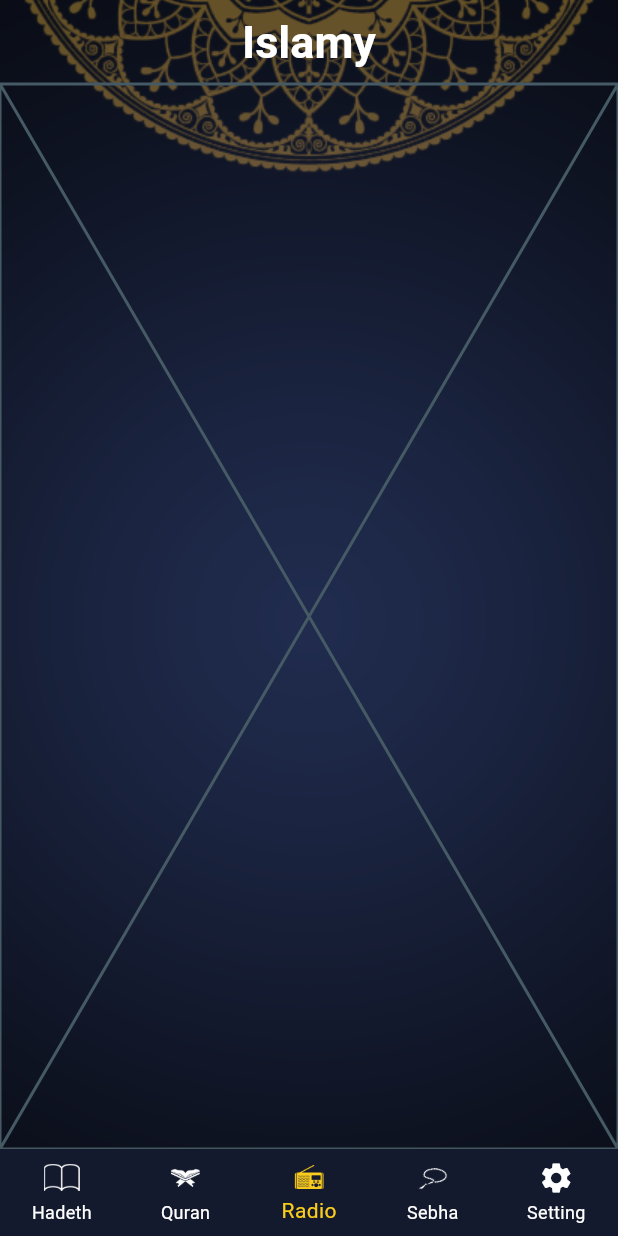
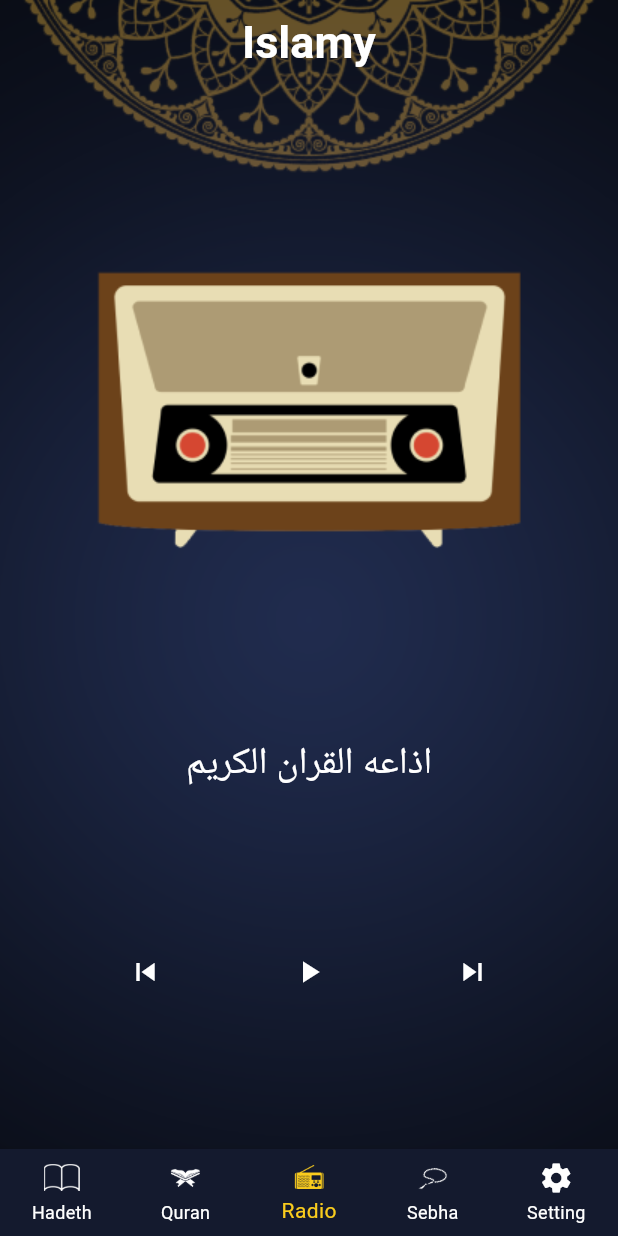
Before and after one commit to samaelshazly/islamy_app, a Flutter app: the screen it shows after launch, item 3 of the bottom bar chosen, on a phone screen of 412 x 824 dp. Run offline on Flutter 3.47's test engine with Material 3 defaults, Android fonts, the phone set to English and light mode, and no system bars; generated files the repository leaves out were written again.

Commit message:
sebha and radio done

```diff
--- a/lib/common/image.dart
+++ b/lib/common/image.dart
@@ -7,4 +7,9 @@ class AppsImage {
   static String bg = 'assets/images/default_bg.png';
    static String quranHeaderIcn= 'assets/images/quran_header_icn.png';
      static String hadithheader = 'assets/images/hadith_header.png';
+static String bodysebhadark = 'assets/sebha/body of seb7a.png';
+static String bodysebhalight = 'assets/sebha/body of seb7a-1.png';
+static String headsebhalight = 'assets/sebha/sebha111.png';
+static String headsebhadark = 'assets/sebha/head of seb7a.png';
+static String radiobody = 'assets/images/551-5517026_radio-vector-png-old-radio-png-vector-transparent.png';
 }
--- a/lib/ui/taps/radio_tap.dart
+++ b/lib/ui/taps/radio_tap.dart
@@ -1,10 +1,35 @@
 import 'package:flutter/material.dart';
+import 'package:islamy_app/common/image.dart';
 
 class radio_tap extends StatelessWidget {
   const radio_tap({super.key});
 
   @override
   Widget build(BuildContext context) {
-    return const Placeholder();
+    return SafeArea(
+      child: Center(
+        child: Column(
+          mainAxisAlignment: MainAxisAlignment.spaceEvenly,
+          children: [
+            Image.asset(
+              AppsImage.radiobody,
+            ),
+            Text(
+              'اذاعه القران الكريم',
+              style: Theme.of(context).textTheme.titleMedium,
+            ),
+            Center(
+                child: Row(
+              mainAxisAlignment: MainAxisAlignment.spaceEvenly,
+              children: [
+                Icon(Icons.skip_previous),
+                Icon(Icons.play_arrow),
+                Icon(Icons.skip_next)
+              ],
+            ))
+          ],
+        ),
+      ),
+    );
   }
 }
--- a/pubspec.yaml
+++ b/pubspec.yaml
@@ -71,6 +71,8 @@ flutter:
     - assets/hadeth/
 
 
+
+
   # An image asset can refer to one or more resolution-specific "variants", see
   # https://flutter.dev/assets-and-images/#resolution-aware
 
```
Also changed, not shown: lib/ui/taps/sebha_tap.dart (+80 -2 lines), assets/images/551-5517026_radio-vector-png-old-radio-png-vector-transparent.png (added), assets/radio/551-5517026_radio-vector-png-old-radio-png-vector-transparent.png (added), assets/sebha/body of seb7a-1.png (added), assets/sebha/body of seb7a.png (added), assets/sebha/head of seb7a.png (added), assets/sebha/sebha111.png (added).
